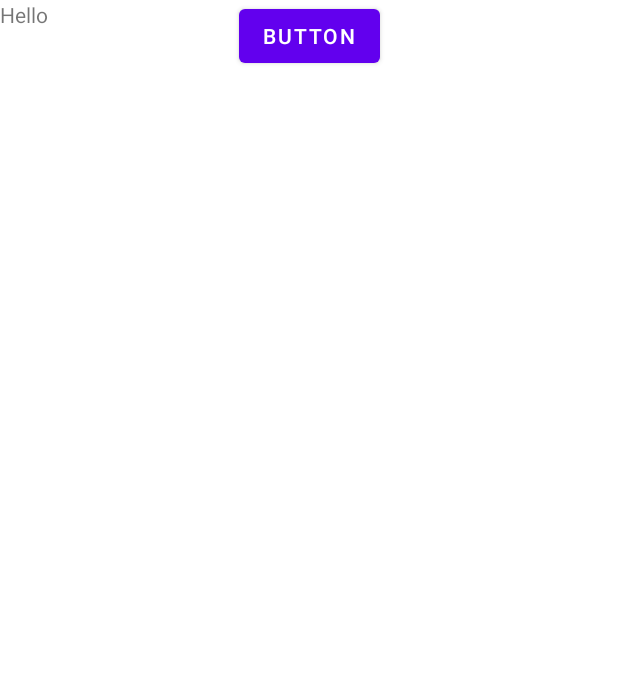
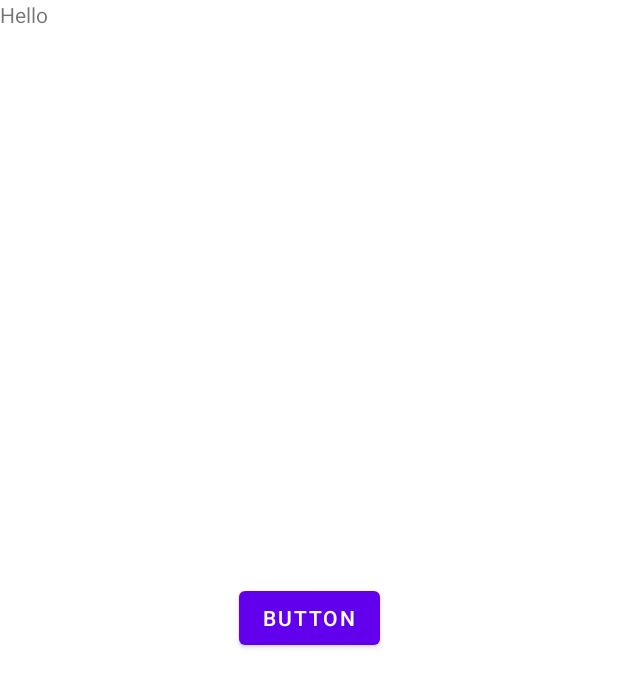
Before and after one commit to IgorFlp/Farmtech-MOBILE, an Android app: the layout fragment_usuario.xml on its own in the app's theme, with its tools: preview values and no code run, on a phone screen of 412 x 824 dp. Shown: the top 687 px of the screen. Run offline under Robolectric (Android 15) with nearby library versions, the phone set to English and light mode, and no system bars.

Commit message:
Adicionar arquivos

```diff
--- a/app/src/main/res/layout/fragment_usuario.xml
+++ b/app/src/main/res/layout/fragment_usuario.xml
@@ -17,8 +17,9 @@
         android:layout_width="wrap_content"
         android:layout_height="wrap_content"
         android:text="Button"
+        app:layout_constraintBottom_toBottomOf="parent"
         app:layout_constraintEnd_toEndOf="@+id/textView2"
         app:layout_constraintStart_toStartOf="parent"
-        tools:layout_editor_absoluteY="337dp" />
+        app:layout_constraintTop_toTopOf="parent" />
 
 </androidx.constraintlayout.widget.ConstraintLayout>
```
